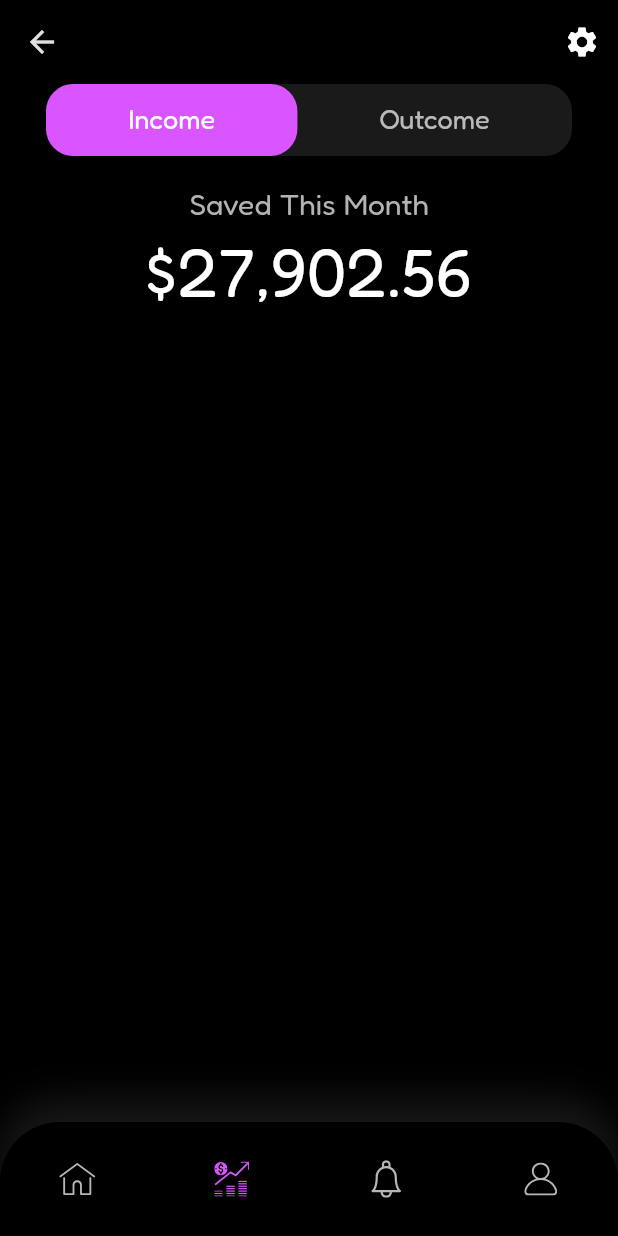
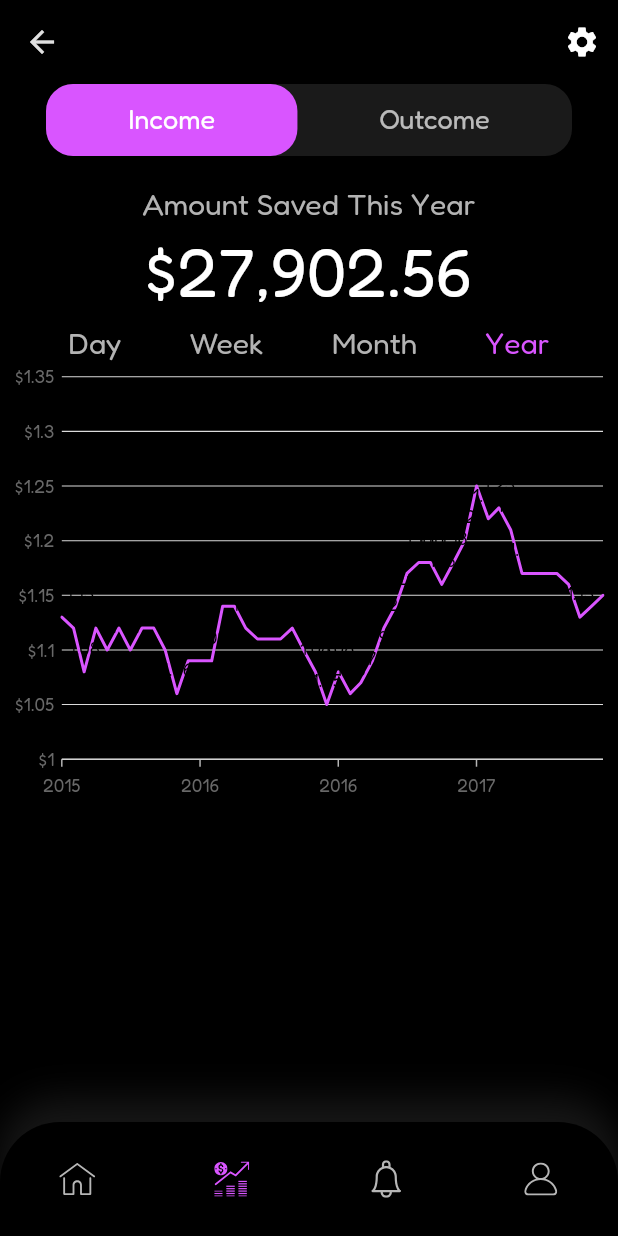
Before and after one commit to rohan-bhautoo/FitBudget-Solutions, a Flutter app: the IncomeScreen screen opened by its route, on a phone screen of 412 x 824 dp. Run offline on Flutter 3.47's test engine with Material 2 defaults, Android fonts, the phone set to English and light mode, and no system bars; our stand-ins replace flutter_credit_card, flutter_svg, syncfusion_flutter_charts.

Commit message:
Added Income Chart

```diff
--- a/lib/screens/income/components/body.dart
+++ b/lib/screens/income/components/body.dart
@@ -1,5 +1,7 @@
 import 'package:finance_app/components/constants.dart';
+import 'package:finance_app/size_config.dart';
 import 'package:flutter/material.dart';
+import 'package:syncfusion_flutter_charts/charts.dart';
 
 class Body extends StatefulWidget {
   const Body({Key? key}) : super(key: key);
@@ -9,6 +11,19 @@ class Body extends StatefulWidget {
 }
 
 class _BodyState extends State<Body> {
+  _BodyState();
+  TrackballBehavior? _trackballBehavior;
+
+  @override
+  void initState() {
+    _trackballBehavior = TrackballBehavior(
+        enable: true,
+        activationMode: ActivationMode.singleTap,
+        tooltipSettings: const InteractiveTooltip(
+            format: 'point.x : point.y', borderWidth: 0));
+    super.initState();
+  }
+
   @override
   Widget build(BuildContext context) {
     return SizedBox(
@@ -17,29 +32,67 @@ class _BodyState extends State<Body> {
         children: [
           SingleChildScrollView(
             child: Column(
-              children: const [
-                SizedBox(height: 20),
-                Text(
-                  "Saved This Month",
+              children: [
+                const SizedBox(height: 20),
+                const Text(
+                  "Amount Saved This Year",
                   style: TextStyle(
                     color: kSecondaryTextColor,
                     fontSize: 20,
                   ),
                 ),
-                SizedBox(height: 5),
-                Text(
+                const SizedBox(height: 5),
+                const Text(
                   "\$27,902.56",
                   style: TextStyle(
                     color: Colors.white,
                     fontSize: 45,
                   ),
                 ),
+                Padding(
+                  padding:
+                      EdgeInsets.only(top: getProportionateScreenHeight(10)),
+                  child: Row(
+                    mainAxisAlignment: MainAxisAlignment.spaceEvenly,
+                    children: const [
+                      Text(
+                        "Day",
+                        style: TextStyle(
+                          color: kSecondaryTextColor,
+                          fontSize: 20,
+                        ),
+                      ),
+                      Text(
+                        "Week",
+                        style: TextStyle(
+                          color: kSecondaryTextColor,
+                          fontSize: 20,
+                        ),
+                      ),
+                      Text(
+                        "Month",
+                        style: TextStyle(
+                          color: kSecondaryTextColor,
+                          fontSize: 20,
+                        ),
+                      ),
+                      Text(
+                        "Year",
+                        style: TextStyle(
+                          color: kPrimaryColor,
+                          fontSize: 20,
+                        ),
+                      ),
+                    ],
+                  ),
+                ),
+                _buildDefaultDateTimeAxisChart(_trackballBehavior)
               ],
             ),
           ),
           SingleChildScrollView(
             child: Column(
-              children: [
+              children: const [
                 Text("Tab 2"),
               ],
             ),
@@ -49,3 +102,88 @@ class _BodyState extends State<Body> {
     );
   }
 }
+
+class IncomeData {
+  final DateTime x;
+  final double yValue;
+
+  IncomeData({required this.x, required this.yValue});
+}
+
+SfCartesianChart _buildDefaultDateTimeAxisChart(_trackballBehavior) {
+  return SfCartesianChart(
+    plotAreaBorderWidth: 0,
+    primaryXAxis: DateTimeAxis(majorGridLines: const MajorGridLines(width: 0)),
+    primaryYAxis: NumericAxis(
+      minimum: 1,
+      maximum: 1.35,
+      interval: 0.05,
+      labelFormat: r'${value}',
+      axisLine: const AxisLine(width: 0),
+      majorTickLines: const MajorTickLines(size: 0),
+    ),
+    series: _getDefaultDateTimeSeries(),
+    trackballBehavior: _trackballBehavior,
+  );
+}
+
+List<LineSeries<IncomeData, DateTime>> _getDefaultDateTimeSeries() {
+  return <LineSeries<IncomeData, DateTime>>[
+    LineSeries<IncomeData, DateTime>(
+      dataSource: <IncomeData>[
+        IncomeData(x: DateTime(2015, 1, 1), yValue: 1.13),
+        IncomeData(x: DateTime(2015, 2, 1), yValue: 1.12),
+        IncomeData(x: DateTime(2015, 3, 1), yValue: 1.08),
+        IncomeData(x: DateTime(2015, 4, 1), yValue: 1.12),
+        IncomeData(x: DateTime(2015, 5, 1), yValue: 1.10),
+        IncomeData(x: DateTime(2015, 6, 1), yValue: 1.12),
+        IncomeData(x: DateTime(2015, 7, 1), yValue: 1.10),
+        IncomeData(x: DateTime(2015, 8, 1), yValue: 1.12),
+        IncomeData(x: DateTime(2015, 9, 1), yValue: 1.12),
+        IncomeData(x: DateTime(2015, 10, 1), yValue: 1.10),
+        IncomeData(x: DateTime(2015, 11, 1), yValue: 1.06),
+        IncomeData(x: DateTime(2015, 12, 1), yValue: 1.09),
+        IncomeData(x: DateTime(2016, 1, 1), yValue: 1.09),
+        IncomeData(x: DateTime(2016, 2, 1), yValue: 1.09),
+        IncomeData(x: DateTime(2016, 3, 1), yValue: 1.14),
+        IncomeData(x: DateTime(2016, 4, 1), yValue: 1.14),
+        IncomeData(x: DateTime(2016, 5, 1), yValue: 1.12),
+        IncomeData(x: DateTime(2016, 6, 1), yValue: 1.11),
+        IncomeData(x: DateTime(2016, 7, 1), yValue: 1.11),
+        IncomeData(x: DateTime(2016, 8, 1), yValue: 1.11),
+        IncomeData(x: DateTime(2016, 9, 1), yValue: 1.12),
+        IncomeData(x: DateTime(2016, 10, 1), yValue: 1.10),
+        IncomeData(x: DateTime(2016, 11, 1), yValue: 1.08),
+        IncomeData(x: DateTime(2016, 12, 1), yValue: 1.05),
+        IncomeData(x: DateTime(2017, 1, 1), yValue: 1.08),
+        IncomeData(x: DateTime(2017, 2, 1), yValue: 1.06),
+        IncomeData(x: DateTime(2017, 3, 1), yValue: 1.07),
+        IncomeData(x: DateTime(2017, 4, 1), yValue: 1.09),
+        IncomeData(x: DateTime(2017, 5, 1), yValue: 1.12),
+        IncomeData(x: DateTime(2017, 6, 1), yValue: 1.14),
+        IncomeData(x: DateTime(2017, 7, 1), yValue: 1.17),
+        IncomeData(x: DateTime(2017, 8, 1), yValue: 1.18),
+        IncomeData(x: DateTime(2017, 9, 1), yValue: 1.18),
+        IncomeData(x: DateTime(2017, 10, 1), yValue: 1.16),
+        IncomeData(x: DateTime(2017, 11, 1), yValue: 1.18),
+        IncomeData(x: DateTime(2017, 12, 1), yValue: 1.20),
+        IncomeData(x: DateTime(2018, 1, 1), yValue: 1.25),
+        IncomeData(x: DateTime(2018, 2, 1), yValue: 1.22),
+        IncomeData(x: DateTime(2018, 3, 1), yValue: 1.23),
+        IncomeData(x: DateTime(2018, 4, 1), yValue: 1.21),
+        IncomeData(x: DateTime(2018, 5, 1), yValue: 1.17),
+        IncomeData(x: DateTime(2018, 6, 1), yValue: 1.17),
+        IncomeData(x: DateTime(2018, 7, 1), yValue: 1.17),
+        IncomeData(x: DateTime(2018, 8, 1), yValue: 1.17),
+        IncomeData(x: DateTime(2018, 9, 1), yValue: 1.16),
+        IncomeData(x: DateTime(2018, 10, 1), yValue: 1.13),
+        IncomeData(x: DateTime(2018, 11, 1), yValue: 1.14),
+        IncomeData(x: DateTime(2018, 12, 1), yValue: 1.15)
+      ],
+      xValueMapper: (IncomeData data, _) => data.x,
+      yValueMapper: (IncomeData data, _) => data.yValue,
+      color: kPrimaryColor,
+      dataLabelSettings: const DataLabelSettings(isVisible: true),
+    )
+  ];
+}
```
